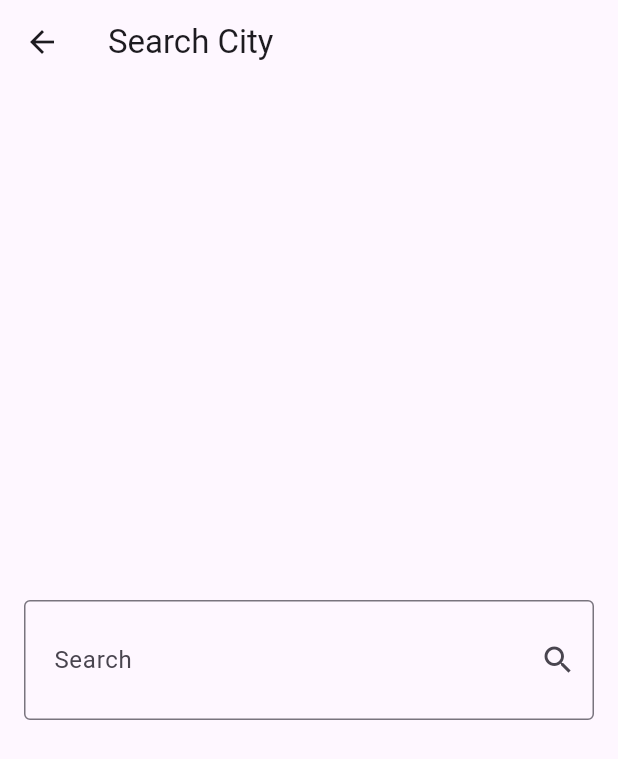
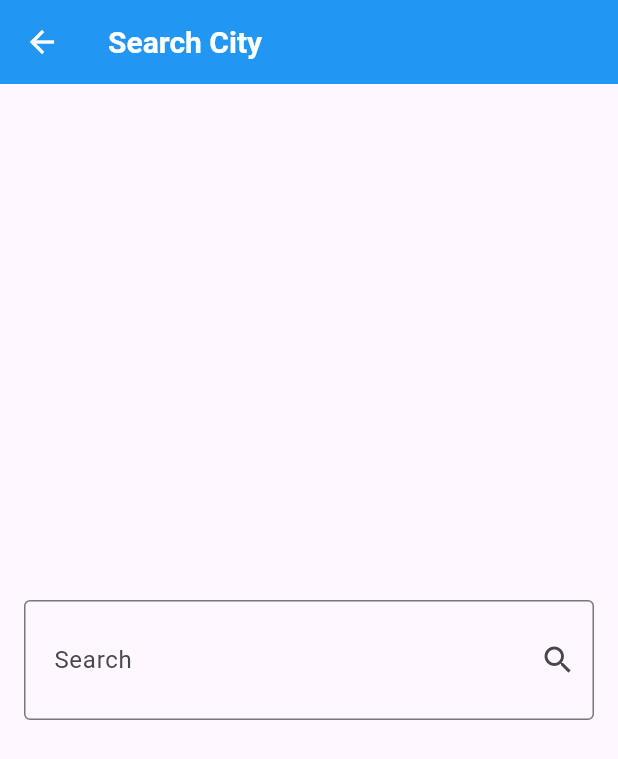
Before and after one commit to NadaAlaa1/weather_app, a Flutter app: the screen it shows after launch, after a tap on the "search" icon, on a phone screen of 412 x 824 dp. Shown: the top 759 px of the screen. Run offline on Flutter 3.47's test engine with Material 3 defaults, Android fonts, the light colour scheme and no system bars; our stand-ins replace dio, flutter_bloc.

Commit message:
updated dynamic theme

```diff
--- a/lib/main.dart
+++ b/lib/main.dart
@@ -15,23 +15,33 @@ class WeatherApp extends StatelessWidget {
   Widget build(BuildContext context) {
     return BlocProvider(
       create: (context) => GetWeatherCubit(),
-      child: Builder(builder: (context) {
-        return BlocBuilder<GetWeatherCubit, WeatherState>(
+      child: BlocBuilder<GetWeatherCubit, WeatherState>(
         builder: (context, state) {
+          // Determine the theme based on the weather state
+          final MaterialColor themeColor = (state is WeatherLoadedState)
+              ? getThemeColor(state.weatherModel.weatherCondition)
+              : Colors.blue; // Default color
+
           return MaterialApp(
+            debugShowCheckedModeBanner: false,
             theme: ThemeData(
-                primarySwatch: getThemeColor(
-                  BlocProvider.of<GetWeatherCubit>(context)
-                      .weatherModel
-                      ?.weatherCondition,
+              primarySwatch: themeColor,
+              appBarTheme: AppBarTheme(
+                backgroundColor: themeColor, // Set AppBar color dynamically
+                elevation: 0, // Optional: AppBar elevation
+                iconTheme:
+                    const IconThemeData(color: Colors.white), // Icon color
+                titleTextStyle: const TextStyle(
+                  color: Colors.white, // Title text color
+                  fontSize: 20,
+                  fontWeight: FontWeight.bold,
                 ),
               ),
-              debugShowCheckedModeBanner: false,
+            ),
             home: const HomeView(),
           );
         },
-        );
-      }),
+      ),
     );
   }
 }
```
Lines whose indentation alone changed are shown as unchanged.
